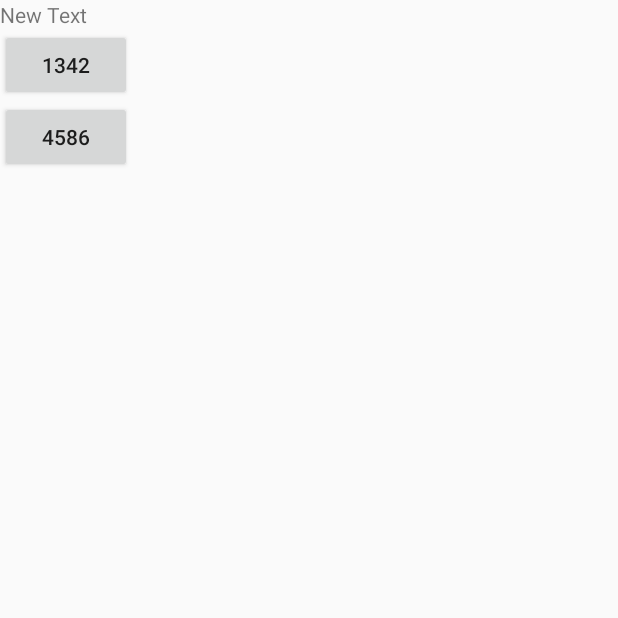
After one commit to hoopdroid/omstu_android, an Android app: the Test screen opened directly, with no data from a screen before it, on a phone screen of 412 x 824 dp, the top half of it. The commit adds this screen. Run offline under Robolectric (Android 15) with nearby library versions, the phone set to English and light mode, and no system bars.

Commit message:
рабочий

```diff
--- a/app/src/main/AndroidManifest.xml
+++ b/app/src/main/AndroidManifest.xml
@@ -27,6 +27,10 @@
             android:name=".settings.GroupsActivity"
             android:label="@string/title_activity_settings"
             android:theme="@style/AppTheme.Common"/>
+        <activity
+            android:name=".settings.Test"
+            android:label="@string/title_activity_settings"
+            android:theme="@style/AppTheme.Common"/>
     </application>
 
 </manifest>
--- a/app/src/main/java/savindev/myuniversity/db/DBHelper.java
+++ b/app/src/main/java/savindev/myuniversity/db/DBHelper.java
@@ -597,7 +597,6 @@ public class DBHelper extends SQLiteOpenHelper {
                         } catch (ParseException e) {
                             e.printStackTrace();
                         }
-                    //}
                 }
 
 
--- a/app/src/main/java/savindev/myuniversity/schedule/DailyScheduleFragment.java
+++ b/app/src/main/java/savindev/myuniversity/schedule/DailyScheduleFragment.java
@@ -147,7 +147,7 @@ public class DailyScheduleFragment extends DialogFragment
         mSwipeRefreshLayout.setRefreshing(true);
         GetScheduleTask gst = new GetScheduleTask(getActivity().getBaseContext(), mSwipeRefreshLayout);
         GroupsModel currentSchedule = null;
-        if (main.getId() == currentID && main.isGroup() == isGroup) { //Проверка на совпадение с главной группкой
+        if (main != null && main.getId() == currentID && main.isGroup() == isGroup) { //Проверка на совпадение с главной группкой
             currentSchedule = main;
         } else {
             br:
--- /dev/null
+++ b/app/src/main/java/savindev/myuniversity/settings/Test.java
@@ -0,0 +1,44 @@
+package savindev.myuniversity.settings;
+
+import android.app.Activity;
+import android.app.Fragment;
+import android.app.FragmentTransaction;
+import android.content.Context;
+import android.content.SharedPreferences;
+import android.os.Bundle;
+import android.view.LayoutInflater;
+import android.view.View;
+import android.view.ViewGroup;
+import android.widget.TextView;
+
+import savindev.myuniversity.R;
+
+/**
+ * Created by Katena on 23.11.2015.
+ */
+public class Test extends Activity {
+    TextView t;
+
+    @Override
+    protected void onCreate(Bundle savedInstanceState) {
+        super.onCreate(savedInstanceState);
+
+        setContentView(R.layout.test);
+
+        t = (TextView)findViewById(R.id.textView);
+
+    }
+
+
+    public void setmain(View view) {
+        SharedPreferences.Editor e = getSharedPreferences("UserInfo",Context.MODE_PRIVATE).edit();
+        e.putBoolean("test", false).apply();
+        t.setText("main");
+    }
+
+    public void settest(View view) {
+        SharedPreferences.Editor e = getSharedPreferences("UserInfo",Context.MODE_PRIVATE).edit();
+        e.putBoolean("test", true).apply();
+        t.setText("test");
+    }
+}
--- /dev/null
+++ b/app/src/main/res/layout/test.xml
@@ -0,0 +1,25 @@
+<?xml version="1.0" encoding="utf-8"?>
+<LinearLayout xmlns:android="http://schemas.android.com/apk/res/android"
+    android:orientation="vertical" android:layout_width="match_parent"
+    android:layout_height="match_parent">
+
+    <TextView
+        android:layout_width="wrap_content"
+        android:layout_height="wrap_content"
+        android:text="New Text"
+        android:id="@+id/textView" />
+
+    <Button
+        android:layout_width="wrap_content"
+        android:layout_height="wrap_content"
+        android:text="1342"
+        android:id="@+id/main"
+        android:onClick="setmain"/>
+
+    <Button
+        android:layout_width="wrap_content"
+        android:layout_height="wrap_content"
+        android:text="4586"
+        android:id="@+id/test"
+        android:onClick="settest"/>
+</LinearLayout>
--- a/app/src/main/res/values/strings.xml
+++ b/app/src/main/res/values/strings.xml
@@ -35,6 +35,7 @@
         <item>Авторизация</item>
     </string-array>
     <string name="uri">http://178.74.102.58:1342/MyUniversity/api/v1.0/</string>
+    <string name="uri_test">http://178.74.102.58:4586/MyUniversity/api/v1.0/</string>
     <string name="uri_log">http://178.74.102.58:4586-1342/MyUniversity/api/v1.0/</string>
 
     <string name="university">OMGUPS</string>
@@ -47,6 +48,7 @@
         <item>Еще пункты</item>
         <item>Синхронизация</item>
         <item>Отображение</item>
+        <item>порт</item>
     </string-array>
 
 
```
Also changed, not shown: app/src/main/java/savindev/myuniversity/serverTasks/AuthorizationTask.java (+8 -2 lines), app/src/main/java/savindev/myuniversity/serverTasks/GetScheduleTask.java (+13 -4 lines), app/src/main/java/savindev/myuniversity/serverTasks/getUniversityInfoTask.java (+9 -3 lines), app/src/main/java/savindev/myuniversity/settings/SettingsFragment.java (+11 -0 lines), 3 other files.
